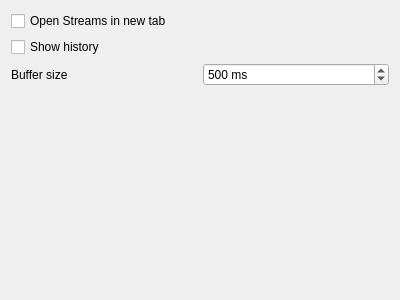
Above: src/Gui/Preferences/Streams/GUI_StreamPreferences.ui from Inferno214221/sayonara-player before the change. Below: the same form after it.
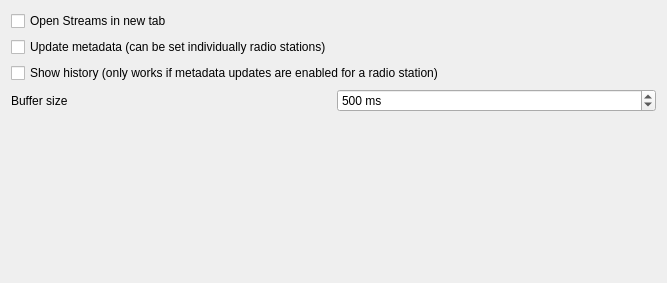
That is the form after the change.

Commit message: Add default update metadata setting for streams

Diff of the .ui file:
```diff
--- a/src/Gui/Preferences/Streams/GUI_StreamPreferences.ui
+++ b/src/Gui/Preferences/Streams/GUI_StreamPreferences.ui
@@ -6,12 +6,12 @@
    <rect>
     <x>0</x>
     <y>0</y>
-    <width>400</width>
-    <height>300</height>
+    <width>667</width>
+    <height>283</height>
    </rect>
   </property>
   <layout class="QGridLayout" name="gridLayout">
-   <item row="2" column="1">
+   <item row="3" column="1">
     <widget class="QSpinBox" name="sbBufferSize">
      <property name="suffix">
       <string> ms</string>
@@ -27,7 +27,14 @@
      </property>
     </widget>
    </item>
-   <item row="3" column="1">
+   <item row="3" column="0">
+    <widget class="QLabel" name="labBufferSize">
+     <property name="text">
+      <string>Buffer size</string>
+     </property>
+    </widget>
+   </item>
+   <item row="4" column="1">
     <spacer name="verticalSpacer">
      <property name="orientation">
       <enum>Qt::Vertical</enum>
@@ -40,27 +47,27 @@
      </property>
     </spacer>
    </item>
-   <item row="2" column="0">
-    <widget class="QLabel" name="labBufferSize">
+   <item row="1" column="0" colspan="2">
+    <widget class="QCheckBox" name="cbUpdateMetadata">
      <property name="text">
-      <string>Buffer size</string>
+      <string>Update metadata (can be set individually radio stations)</string>
      </property>
     </widget>
    </item>
-   <item row="1" column="0">
-    <widget class="QCheckBox" name="cbShowHistory">
-     <property name="text">
-      <string>Show history</string>
-     </property>
-    </widget>
-   </item>
-   <item row="0" column="0">
+   <item row="0" column="0" colspan="2">
     <widget class="QCheckBox" name="cbNewTab">
      <property name="text">
       <string>Open Streams in new tab</string>
      </property>
     </widget>
    </item>
+   <item row="2" column="0" colspan="2">
+    <widget class="QCheckBox" name="cbShowHistory">
+     <property name="text">
+      <string>Show history (only works if metadata updates are enabled for a radio station)</string>
+     </property>
+    </widget>
+   </item>
   </layout>
  </widget>
  <tabstops>
```
The commit also changes 4 other files.
